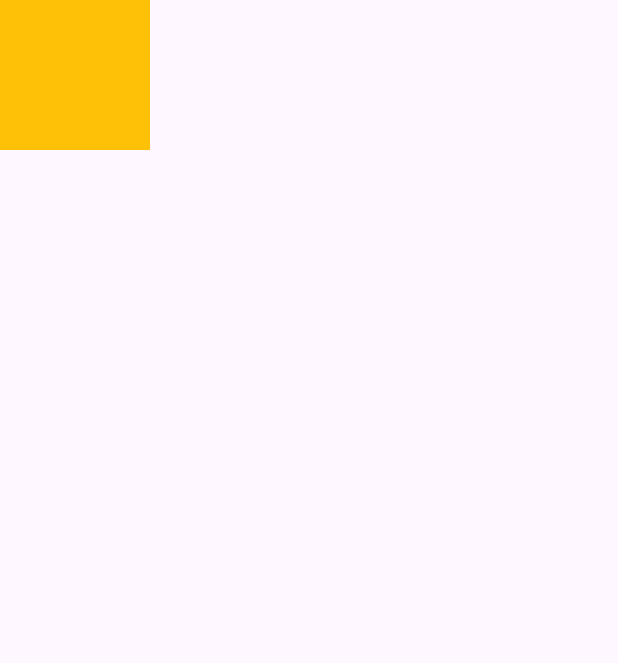
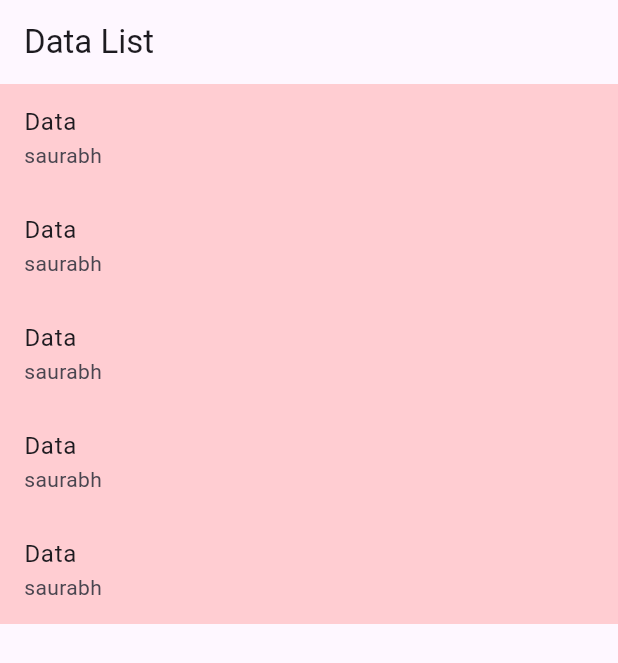
Before and after one commit to procode-coder/dms, a Flutter app: the screen it shows after launch, on a phone screen of 412 x 824 dp. Shown: the top 663 px of the screen. Run offline on Flutter 3.47's test engine with Material 3 defaults, Android fonts, the phone set to English and light mode, and no system bars; our stand-ins replace either_dart, equatable, flutter_bloc.

Commit message:
half work done
worked on Restfull Api call in bloc

```diff
--- /dev/null
+++ b/lib/Util/Usecase/usecase.dart
@@ -0,0 +1,6 @@
+import 'package:dms/error/failure.dart';
+import 'package:either_dart/either.dart';
+
+abstract class UseCaseNoInput<Output> {
+  Future<Either<Failure, Output>> invoke();
+}
--- /dev/null
+++ b/lib/error/failure.dart
@@ -0,0 +1,15 @@
+import 'package:equatable/equatable.dart';
+
+abstract class Failure extends Equatable {
+  @override
+  List<Object?> get props => [];
+}
+
+class ServerFailure extends Failure {
+  final String? message;
+
+  ServerFailure({this.message = ""});
+
+  @override
+  List<Object?> get props => [message];
+}
--- a/lib/main.dart
+++ b/lib/main.dart
@@ -1,4 +1,4 @@
-import 'package:dms/modules/dashboard/presentation/view/desktop_view.dart';
+import 'package:dms/modules/dashboard/presentation/views/dummy_view.dart';
 import 'package:flutter/material.dart';
 
 void main() {
--- /dev/null
+++ b/lib/modules/dashboard/data/models/dummy.dart
@@ -0,0 +1,115 @@
+// To parse this JSON data, do
+//
+//     final dummyModel = dummyModelFromJson(jsonString);
+
+import 'dart:convert';
+
+import 'package:dms/modules/dashboard/domain/entities/dummy_entities.dart';
+
+List<DummyModel> dummyModelFromJson(String str) =>
+    List<DummyModel>.from(json.decode(str).map((x) => DummyModel.fromJson(x)));
+
+String dummyModelToJson(List<DummyModel> data) =>
+    json.encode(List<dynamic>.from(data.map((x) => x.toJson())));
+
+class DummyModel {
+  String? id;
+  String? name;
+  Data? data;
+
+  DummyModel({
+    this.id,
+    this.name,
+    this.data,
+  });
+
+  factory DummyModel.fromJson(Map<String, dynamic> json) => DummyModel(
+        id: json["id"],
+        name: json["name"],
+        data: json["data"] == null ? null : Data.fromJson(json["data"]),
+      );
+
+  Map<String, dynamic> toJson() => {
+        "id": id,
+        "name": name,
+        "data": data?.toJson(),
+      };
+}
+
+class Data {
+  String? dataColor;
+  String? dataCapacity;
+  int? capacityGb;
+  double? dataPrice;
+  String? dataGeneration;
+  int? year;
+  String? cpuModel;
+  String? hardDiskSize;
+  String? strapColour;
+  String? caseSize;
+  String? color;
+  String? description;
+  String? capacity;
+  double? screenSize;
+  String? generation;
+  String? price;
+
+  Data({
+    this.dataColor,
+    this.dataCapacity,
+    this.capacityGb,
+    this.dataPrice,
+    this.dataGeneration,
+    this.year,
+    this.cpuModel,
+    this.hardDiskSize,
+    this.strapColour,
+    this.caseSize,
+    this.color,
+    this.description,
+    this.capacity,
+    this.screenSize,
+    this.generation,
+    this.price,
+  });
+
+  factory Data.fromJson(Map<String, dynamic> json) => Data(
+        dataColor: json["color"],
+        dataCapacity: json["capacity"],
+        capacityGb: json["capacity GB"],
+        dataPrice: json["price"]?.toDouble(),
+        dataGeneration: json["generation"],
+        year: json["year"],
+        cpuModel: json["CPU model"],
+        hardDiskSize: json["Hard disk size"],
+        strapColour: json["Strap Colour"],
+        caseSize: json["Case Size"],
+        color: json["Color"],
+        description: json["Description"],
+        capacity: json["Capacity"],
+        screenSize: json["Screen size"]?.toDouble(),
+        generation: json["Generation"],
+        price: json["Price"],
+      );
+
+  Map<String, dynamic> toJson() => {
+        "color": dataColor,
+        "capacity": dataCapacity,
+        "capacity GB": capacityGb,
+        "price": dataPrice,
+        "generation": dataGeneration,
+        "year": year,
+        "CPU model": cpuModel,
+        "Hard disk size": hardDiskSize,
+        "Strap Colour": strapColour,
+        "Case Size": caseSize,
+        "Color": color,
+        "Description": description,
+        "Capacity": capacity,
+        "Screen size": screenSize,
+        "Generation": generation,
+        "Price": price,
+      };
+
+  map(DataAttributeModel Function(dynamic e) param0) {}
+}
--- /dev/null
+++ b/lib/modules/dashboard/data/repositories/dummy_impl.dart
@@ -0,0 +1,28 @@
+import 'dart:convert';
+
+import 'package:dms/error/failure.dart';
+import 'package:dms/modules/dashboard/domain/repositories/dummy_repository.dart';
+import 'package:http/http.dart' as http;
+import 'package:either_dart/either.dart';
+
+class DummyRepositoryImpl implements DummyRespository {
+  // final _apiProvider = ApiProvider();
+
+  @override
+  Future<Either<Failure, dynamic>> fetchData() async {
+    dynamic response;
+
+    try {
+      response =
+          await http.get(Uri.parse("https://api.restful-api.dev/objects"));
+      if (response.statusCode == 200) {
+        final data = json.decode(response.body);
+        return Right(data);
+      } else {
+        return Left(ServerFailure(message: 'Failed to fetch data'));
+      }
+    } catch (e) {
+      return Left(ServerFailure(message: e.toString()));
+    }
+  }
+}
--- /dev/null
+++ b/lib/modules/dashboard/domain/entities/dummy_entities.dart
@@ -0,0 +1,78 @@
+import 'package:equatable/equatable.dart';
+
+class DummyAttributesItems extends Equatable {
+  final String? id;
+  final String? name;
+  final DataAttributeModel? data;
+
+  const DummyAttributesItems({
+    this.id,
+    this.name,
+    this.data,
+  });
+
+  @override
+  List<Object?> get props => [
+        id,
+        name,
+        data,
+      ];
+}
+
+class DataAttributeModel extends Equatable {
+  final String? dataColor;
+  final String? dataCapacity;
+  final int? capacityGb;
+  final double? dataPrice;
+  final String? dataGeneration;
+  final int? year;
+  final String? cpuModel;
+  final String? hardDiskSize;
+  final String? strapColour;
+  final String? caseSize;
+  final String? color;
+  final String? description;
+  final String? capacity;
+  final double? screenSize;
+  final String? generation;
+  final String? price;
+
+  const DataAttributeModel({
+    this.dataColor,
+    this.dataCapacity,
+    this.capacityGb,
+    this.dataPrice,
+    this.dataGeneration,
+    this.year,
+    this.cpuModel,
+    this.hardDiskSize,
+    this.strapColour,
+    this.caseSize,
+    this.color,
+    this.description,
+    this.capacity,
+    this.screenSize,
+    this.generation,
+    this.price,
+  });
+
+  @override
+  List<Object?> get props => [
+        dataColor,
+        dataCapacity,
+        capacityGb,
+        dataPrice,
+        dataGeneration,
+        year,
+        cpuModel,
+        hardDiskSize,
+        strapColour,
+        caseSize,
+        color,
+        description,
+        capacity,
+        screenSize,
+        generation,
+        price,
+      ];
+}
--- /dev/null
+++ b/lib/modules/dashboard/domain/repositories/dummy_repository.dart
@@ -0,0 +1,6 @@
+import 'package:dms/error/failure.dart';
+import 'package:either_dart/either.dart';
+
+abstract class DummyRespository {
+  Future<Either<Failure, dynamic>> fetchData();
+}
--- /dev/null
+++ b/lib/modules/dashboard/domain/usecases/dummy_usecase.dart
@@ -0,0 +1,6 @@
+import 'package:dms/error/failure.dart';
+import 'package:either_dart/either.dart'; // For Failure type
+
+abstract class FetchDataUseCase {
+  Future<Either<Failure, dynamic>> fetchData();
+}
--- /dev/null
+++ b/lib/modules/dashboard/presentation/bloc/dummy_bloc/dummy_bloc.dart
@@ -0,0 +1,55 @@
+import 'dart:async';
+import 'package:dms/modules/dashboard/data/models/dummy.dart';
+
+import 'package:dms/modules/dashboard/domain/entities/dummy_entities.dart';
+
+import 'package:dms/modules/dashboard/domain/usecases/dummy_usecase.dart';
+import 'package:dms/modules/dashboard/presentation/bloc/dummy_bloc/dummy_event.dart';
+import 'package:dms/modules/dashboard/presentation/bloc/dummy_bloc/dummy_state.dart';
+import 'package:dms/services/locator.dart';
+import 'package:flutter_bloc/flutter_bloc.dart';
+
+// Define BLoC
+class DummyBloc extends Bloc<DummyEvent, DummyState> {
+  DummyBloc() : super(InitialState()) {
+    on<DummyEvent>((event, emit) {});
+
+    on<FetchDataEvent>(
+      fetchDataEvent,
+    );
+  }
+
+  DummyAttributesItems? dummyAttributesItems;
+
+  FutureOr<void> fetchDataEvent(
+      FetchDataEvent event, Emitter<DummyState> emit) async {
+    emit(LoadingState());
+    final repository = await DummyUseCase();
+    final response = await repository.invoke();
+
+    if (response.isLeft) {
+      emit(ErrorState(""));
+    } else {
+      if (response.right == [] || response.right.length == 0) {
+        emit(LoadingState());
+      } else {
+        DummyModel dummyModel;
+        dummyModel = DummyModel.fromJson(response.right[0]);
+        print(response.right);
+        dummyAttributesItems = DummyAttributesItems(
+          id: dummyModel.id ?? "",
+          name: dummyModel.id ?? "",
+          data: DataAttributeModel(
+            capacity: dummyModel.data?.capacity ?? "",
+            capacityGb: dummyModel.data?.capacityGb ?? 0,
+            caseSize: dummyModel.data?.caseSize ?? "",
+            color: dummyModel.data?.color ?? "",
+            dataColor: dummyModel.data?.dataColor ?? "",
+            cpuModel: dummyModel.data?.cpuModel ?? "",
+          ),
+        );
+        emit(DataLoadedState(const DummyAttributesItems()));
+      }
+    }
+  }
+}
--- /dev/null
+++ b/lib/modules/dashboard/presentation/bloc/dummy_bloc/dummy_event.dart
@@ -0,0 +1,4 @@
+// Define events
+abstract class DummyEvent {}
+
+class FetchDataEvent extends DummyEvent {}
--- /dev/null
+++ b/lib/modules/dashboard/presentation/bloc/dummy_bloc/dummy_state.dart
@@ -0,0 +1,19 @@
+import 'package:dms/modules/dashboard/domain/entities/dummy_entities.dart';
+
+abstract class DummyState {}
+
+class InitialState extends DummyState {}
+
+class LoadingState extends DummyState {}
+
+class DataLoadedState extends DummyState {
+  final DummyAttributesItems data;
+
+  DataLoadedState(this.data);
+}
+
+class ErrorState extends DummyState {
+  final String message;
+
+  ErrorState(this.message);
+}
--- /dev/null
+++ b/lib/modules/dashboard/presentation/views/dummy_view.dart
@@ -0,0 +1,34 @@
+import 'package:dms/modules/dashboard/presentation/bloc/dummy_bloc/dummy_bloc.dart';
+import 'package:dms/modules/dashboard/presentation/bloc/dummy_bloc/dummy_event.dart';
+import 'package:dms/modules/dashboard/presentation/bloc/dummy_bloc/dummy_state.dart';
+import 'package:flutter/material.dart';
+import 'package:flutter_bloc/flutter_bloc.dart';
+
+class LoginScreen extends StatelessWidget {
+  @override
+  Widget build(BuildContext context) {
+    return Scaffold(
+        appBar: AppBar(
+          title: const Text('Data List'),
+        ),
+        body: BlocProvider(
+          create: (context) => DummyBloc()..add(FetchDataEvent()),
+          child: BlocConsumer<DummyBloc, DummyState>(
+            listener: (context, state) {},
+            builder: (context, state) {
+              return ListView.builder(
+                itemCount: 5,
+                itemBuilder: (context, index) {
+                  return ListTile(
+                    tileColor: Colors.red.shade100,
+                    title: const Text("Data"),
+                    subtitle: const Text("saurabh"),
+                    onTap: () {},
+                  );
+                },
+              );
+            },
+          ),
+        ));
+  }
+}
```
Also changed, not shown: lib/network/api_provider.dart (added, +169 -0 lines), lib/services/locator.dart (added, +13 -0 lines), pubspec.yaml (+7 -4 lines), pubspec.lock.
